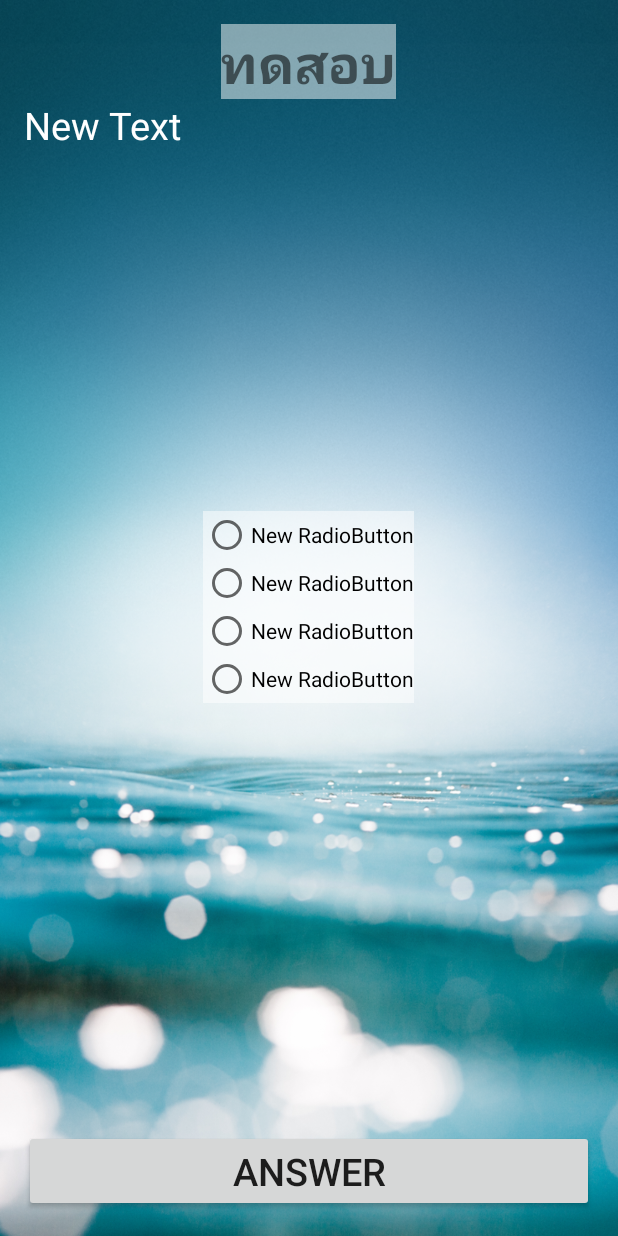
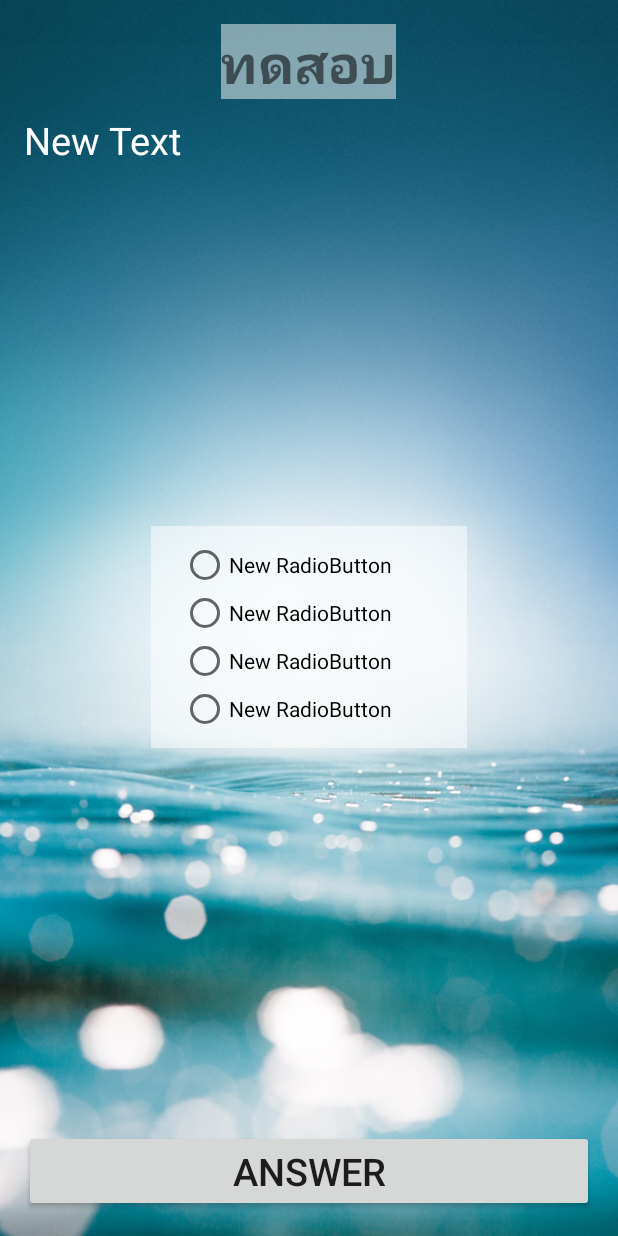
Before and after one commit to SophiaTiproman-PBRU/EasyTraffic, an Android app: the TestActivity screen opened directly, with no data from a screen before it, on a phone screen of 412 x 824 dp. Run offline under Robolectric (Android 15) with nearby library versions, the phone set to English and light mode, and no system bars.

Commit message:
Before Coding

```diff
--- a/app/src/main/java/pbru/tohraman/porntip/easytraffic/MainActivity.java
+++ b/app/src/main/java/pbru/tohraman/porntip/easytraffic/MainActivity.java
@@ -52,7 +52,7 @@ public class MainActivity extends AppCompatActivity {
         strTitle[10] = "ทางแยก";
         strTitle[11] = "ห้ามกลับรถ";
         strTitle[12] = "ห้ามจอด";
-        strTitle[13] = "รถสวน";
+        strTitle[13] = "รถวิ่งสวนทาง";
         strTitle[14] = "ห้ามแซง";
         strTitle[15] = "เข้า";
         strTitle[16] = "หยุดตรวจ";
--- a/app/src/main/res/layout/activity_test.xml
+++ b/app/src/main/res/layout/activity_test.xml
@@ -26,22 +26,28 @@
             android:layout_width="wrap_content"
             android:layout_height="wrap_content"
             android:text="New Text"
-            android:id="@+id/textView2"
+            android:id="@+id/txtQuestion"
             android:textSize="@dimen/h2"
-            android:textColor="#ffffff" />
+            android:textColor="#ffffff"
+            android:layout_marginTop="10dp" />
 
         <ImageView
             android:layout_width="@dimen/image"
             android:layout_height="@dimen/image"
-            android:id="@+id/imageView"
+            android:id="@+id/imvTrafficTest"
             android:layout_gravity="center_horizontal"
             android:layout_margin="20dp" />
 
         <RadioGroup
             android:layout_width="wrap_content"
             android:layout_height="wrap_content"
+            android:id="@+id/ragChoice"
             android:layout_gravity="center_horizontal"
-            android:background="#7fffffff">
+            android:background="#7fffffff"
+            android:paddingLeft="20dp"
+            android:paddingRight="50dp"
+            android:paddingBottom="10dp"
+            android:paddingTop="10dp">
 
             <RadioButton
                 android:layout_width="wrap_content"
@@ -66,15 +72,8 @@
                 android:layout_height="wrap_content"
                 android:text="New RadioButton"
                 android:id="@+id/radioButton4" />
-        </RadioGroup><![CDATA[
+        </RadioGroup>
 
-        TextView
-            android:layout_width="wrap_content"
-            android:layout_height="wrap_content"
-            android:text="@string/what"
-            android:id="@+id/textView2"
-            android:textSize="@dimen/h1" />
-    ]]>
     </LinearLayout>
 
     <Button
```
